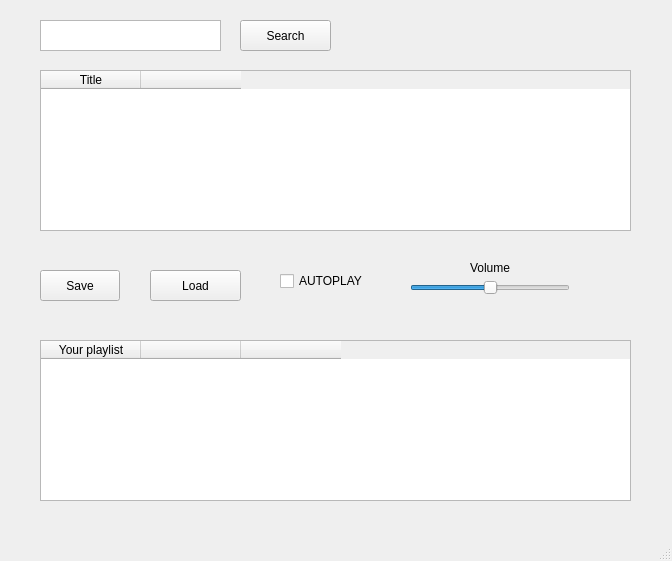
The window that mainwindow.ui (enzonakamura/spotify-playlist) describes before a commit, drawn with Qt 5.
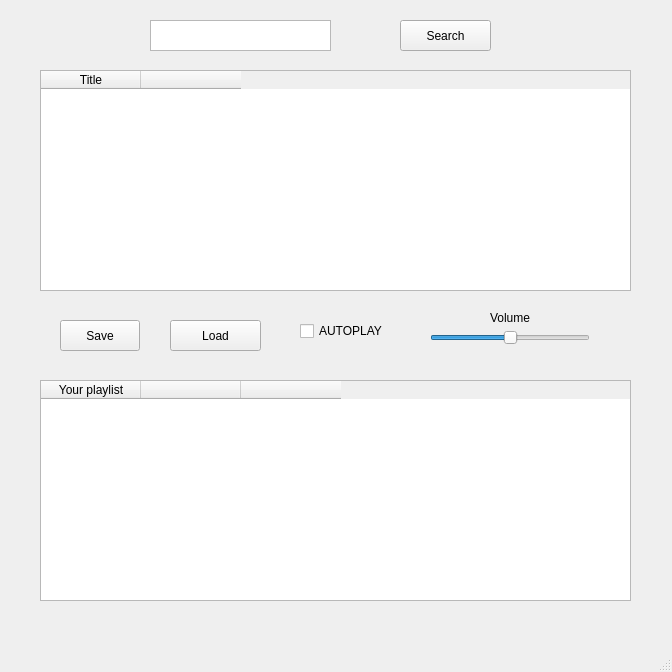
The same window after the commit.

Commit message: ADD: Adjusting window size and allowing up to 50 tracks on search

Patch:
```diff
--- a/mainwindow.ui
+++ b/mainwindow.ui
@@ -7,7 +7,7 @@
     <x>0</x>
     <y>0</y>
     <width>672</width>
-    <height>561</height>
+    <height>672</height>
    </rect>
   </property>
   <property name="windowTitle">
@@ -17,7 +17,7 @@
    <widget class="QPushButton" name="pushButton">
     <property name="geometry">
      <rect>
-      <x>240</x>
+      <x>400</x>
       <y>20</y>
       <width>91</width>
       <height>31</height>
@@ -30,7 +30,7 @@
    <widget class="QTextEdit" name="textEdit_2">
     <property name="geometry">
      <rect>
-      <x>40</x>
+      <x>150</x>
       <y>20</y>
       <width>181</width>
       <height>31</height>
@@ -46,7 +46,7 @@
       <x>40</x>
       <y>70</y>
       <width>591</width>
-      <height>161</height>
+      <height>221</height>
      </rect>
     </property>
     <property name="frameShape">
@@ -73,9 +73,9 @@
     <property name="geometry">
      <rect>
       <x>40</x>
-      <y>340</y>
+      <y>380</y>
       <width>591</width>
-      <height>161</height>
+      <height>221</height>
      </rect>
     </property>
     <column>
@@ -97,8 +97,8 @@
    <widget class="QPushButton" name="loadButton">
     <property name="geometry">
      <rect>
-      <x>150</x>
-      <y>270</y>
+      <x>170</x>
+      <y>320</y>
       <width>91</width>
       <height>31</height>
      </rect>
@@ -113,8 +113,8 @@
    <widget class="QPushButton" name="saveButton">
     <property name="geometry">
      <rect>
-      <x>40</x>
-      <y>270</y>
+      <x>60</x>
+      <y>320</y>
       <width>80</width>
       <height>31</height>
      </rect>
@@ -129,8 +129,8 @@
    <widget class="QCheckBox" name="autoplay">
     <property name="geometry">
      <rect>
-      <x>280</x>
-      <y>270</y>
+      <x>300</x>
+      <y>320</y>
       <width>101</width>
       <height>22</height>
      </rect>
@@ -142,8 +142,8 @@
    <widget class="QSlider" name="volume">
     <property name="geometry">
      <rect>
-      <x>410</x>
-      <y>280</y>
+      <x>430</x>
+      <y>330</y>
       <width>160</width>
       <height>16</height>
      </rect>
@@ -161,8 +161,8 @@
    <widget class="QLabel" name="label">
     <property name="geometry">
      <rect>
-      <x>470</x>
-      <y>260</y>
+      <x>490</x>
+      <y>310</y>
       <width>58</width>
       <height>16</height>
      </rect>
```
The commit also changes 1 other file.
